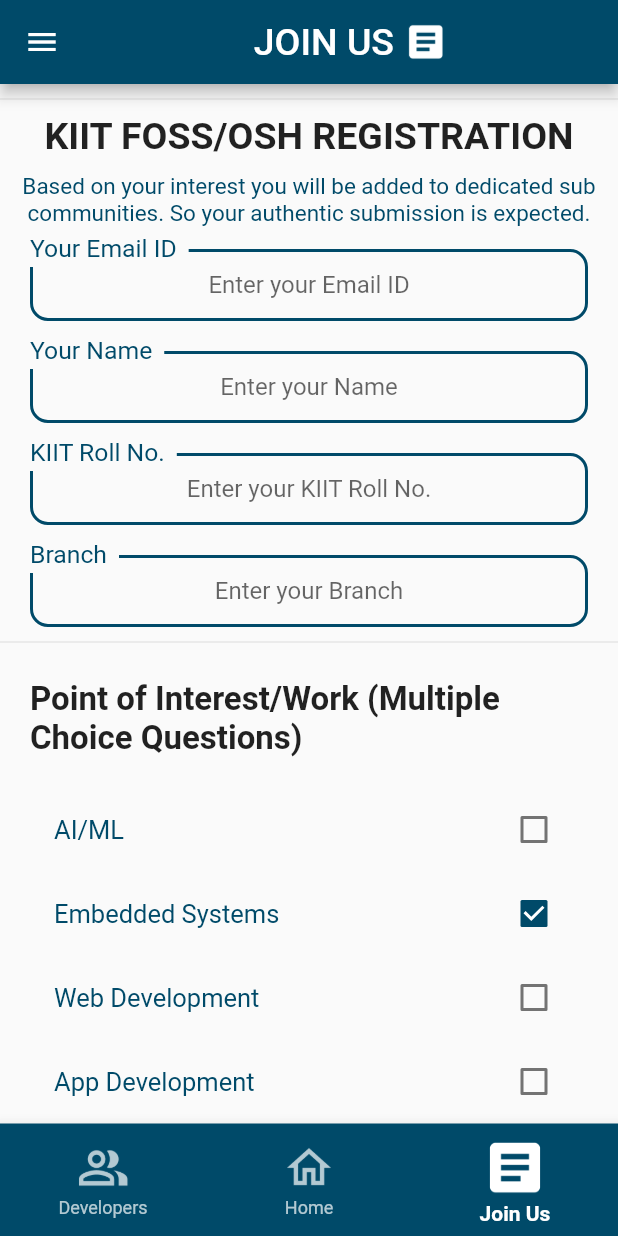
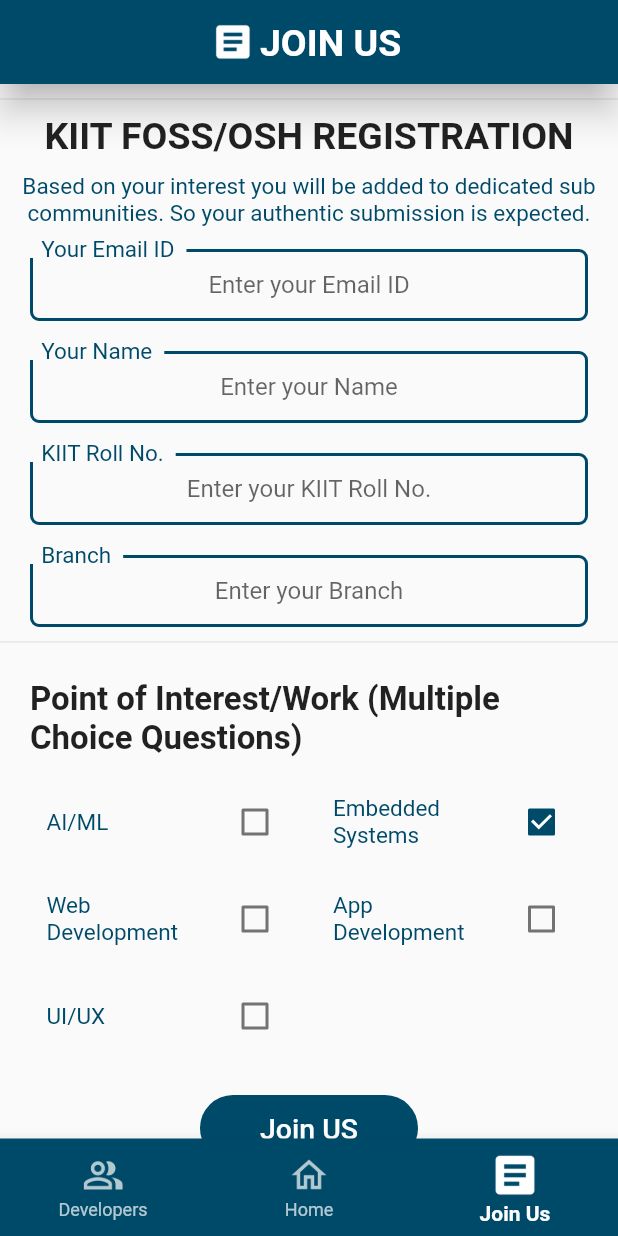
Before and after one commit to kiitfossosh/community-app-flutter, a Flutter app: the screen it shows after launch, item 3 of the bottom bar chosen, after a tap on "Embedded Systems", on a phone screen of 412 x 824 dp. Run offline on Flutter 3.47's test engine with Material 2 defaults, Android fonts, the phone set to English and light mode, and no system bars; our stand-ins replace flutter_custom_clippers.

Commit message:
Design tweaks

```diff
--- a/lib/Layout.dart
+++ b/lib/Layout.dart
@@ -37,29 +37,37 @@
   }
 
   final List<Widget> _children = [Developers(), HomePage(), Joinus()];
+  drawerhome() {
+    if (_currentIndex == 1) return Drawerbar();
+  }
 
   @override
   Widget build(BuildContext context) {
     return Scaffold(
       appBar: AppBar(
-        backgroundColor: Color(0xff004A69),
-        title: Row(
-          crossAxisAlignment: CrossAxisAlignment.center,
-          mainAxisAlignment: MainAxisAlignment.center,
-          children: [
-            Text(
-              _title,
-              style: TextStyle(fontSize: 25),
+          backgroundColor: Color(0xff004A69),
+          elevation: 10,
+          shadowColor: Colors.black,
+          centerTitle: true,
+          title: RichText(
+            text: TextSpan(
+              style: TextStyle(fontSize: 25, fontWeight: FontWeight.bold),
+              children: [
+                WidgetSpan(
+                  child: Container(
+                    padding: const EdgeInsets.only(left: 2.0, right: 3),
+                    child: ImageIcon(
+                      icn,
+                      size: 30,
+                    ),
+                  ),
+                ),
+                TextSpan(text: _title),
+              ],
             ),
-            ImageIcon(
-              icn,
-              size: 30,
-            )
-          ],
-        ),
-      ),
+          )),
       body: _children[_currentIndex],
-      drawer: Drawerbar(),
+      drawer: drawerhome(),
       bottomNavigationBar: BottomNavigationBar(
         backgroundColor: Color(0xff004A69),
         currentIndex: _currentIndex,
@@ -69,7 +77,7 @@
             activeIcon: Icon(Icons.people),
             title: Text(
               'Developers',
-              style: TextStyle(fontSize: 20),
+              style: TextStyle(fontSize: 17),
             ),
           ),
           BottomNavigationBarItem(
@@ -79,7 +87,7 @@
             ),
             title: Text(
               'Home',
-              style: TextStyle(fontSize: 20),
+              style: TextStyle(fontSize: 17),
             ),
           ),
           BottomNavigationBarItem(
@@ -87,15 +95,15 @@
             activeIcon: ImageIcon(AssetImage("assets/icons/join solid tb.png")),
             title: Text(
               'Join Us',
-              style: TextStyle(fontSize: 20),
+              style: TextStyle(fontSize: 17),
             ),
           ),
         ],
         selectedItemColor: Colors.white,
         unselectedItemColor: Colors.white70,
-        unselectedIconTheme: IconThemeData(size: 35),
+        unselectedIconTheme: IconThemeData(size: 28),
         selectedIconTheme: IconThemeData(
-          size: 45,
+          size: 35,
         ),
         selectedLabelStyle: TextStyle(fontWeight: FontWeight.bold),
         onTap: _onItemTapped,
--- a/lib/developers.dart
+++ b/lib/developers.dart
@@ -9,10 +9,13 @@
   @override
   Widget build(BuildContext context) {
     return Container(
-      padding: EdgeInsets.only(top: 20, left: 10, right: 10),
+      padding: EdgeInsets.symmetric(horizontal: 10),
       child: ListView(
         shrinkWrap: true,
         children: [
+          Divider(
+            height: 13,
+          ),
           Text(
             "ANDROID DEVELOPERS",
             textAlign: TextAlign.center,
@@ -36,7 +39,8 @@
                     child: Container(
                       child: Card(
                         child: Container(
-                          padding: EdgeInsets.all(25),
+                          padding:
+                              EdgeInsets.only(left: 25, right: 25, top: 25),
                           child: Column(children: [
                             CircleAvatar(
                               backgroundColor: Colors.blueGrey,
@@ -102,7 +106,8 @@
                     child: Container(
                       child: Card(
                         child: Container(
-                          padding: EdgeInsets.all(25),
+                          padding:
+                              EdgeInsets.only(left: 25, right: 25, top: 25),
                           child: Column(children: [
                             CircleAvatar(
                               backgroundColor: Colors.blueGrey,
--- a/lib/homepage.dart
+++ b/lib/homepage.dart
@@ -15,7 +15,7 @@
                 style: TextStyle(
                     color: Colors.white,
                     fontWeight: FontWeight.w900,
-                    fontSize: 30),
+                    fontSize: 35),
                 textAlign: TextAlign.center,
               ),
             ),
@@ -72,12 +72,15 @@
                   ),
                   Container(child: Image.asset("assets/images/Image2.png"))
                 ])),
-            ClipPath(
-              clipper: WaveClipperTwo(reverse: false),
-              child: Container(
-                height: 60,
-                width: MediaQuery.of(context).size.width,
-                color: Colors.white,
+            Container(
+              color: Colors.white,
+              child: ClipPath(
+                clipper: WaveClipperTwo(reverse: true),
+                child: Container(
+                  height: 60,
+                  width: MediaQuery.of(context).size.width,
+                  color: Color(0xff004A69),
+                ),
               ),
             ),
             Container(
@@ -87,7 +90,7 @@
                 style: TextStyle(
                     color: Colors.white,
                     fontWeight: FontWeight.w900,
-                    fontSize: 30),
+                    fontSize: 35),
                 textAlign: TextAlign.center,
               ),
             ),
@@ -101,13 +104,12 @@
                     height: 430,
                     child: Card(
                       child: Container(
-                        padding:
-                            EdgeInsets.symmetric(horizontal: 25, vertical: 40),
+                        padding: EdgeInsets.only(left: 25, right: 25, top: 60),
                         child: Column(children: [
                           Divider(height: 30),
                           Image.asset("assets/images/app dev.png"),
                           Divider(
-                            height: 70,
+                            height: 130,
                           ),
                           FlatButton(
                             child: Text(
@@ -121,6 +123,7 @@
                                 borderRadius: new BorderRadius.circular(30.0)),
                             color: Colors.black,
                             minWidth: 250,
+                            height: 50,
                             onPressed: () {},
                           )
                         ]),
@@ -144,13 +147,12 @@
                     child: Card(
                       color: Color(0xff7C005A),
                       child: Container(
-                        padding:
-                            EdgeInsets.symmetric(horizontal: 25, vertical: 40),
+                        padding: EdgeInsets.only(left: 25, right: 25, top: 60),
                         child: Column(children: [
                           Divider(height: 40),
                           Image.asset("assets/images/Embedded.png"),
                           Divider(
-                            height: 70,
+                            height: 120,
                           ),
                           FlatButton(
                             child: Text(
@@ -164,6 +166,7 @@
                                 borderRadius: new BorderRadius.circular(30.0)),
                             color: Colors.white,
                             minWidth: 250,
+                            height: 50,
                             onPressed: () {},
                           )
                         ]),
@@ -205,6 +208,7 @@
                                 borderRadius: new BorderRadius.circular(30.0)),
                             color: Color(0xff002B74),
                             minWidth: 250,
+                            height: 50,
                             onPressed: () {},
                           )
                         ]),
@@ -246,6 +250,7 @@
                                 borderRadius: new BorderRadius.circular(30.0)),
                             color: Color(0xffFFB300),
                             minWidth: 250,
+                            height: 50,
                             onPressed: () {},
                           )
                         ]),
--- a/lib/joinus.dart
+++ b/lib/joinus.dart
@@ -20,6 +20,7 @@
           height: 20,
         ),
         Container(
+          padding: EdgeInsets.symmetric(horizontal: 3),
           child: Text(
             "KIIT FOSS/OSH REGISTRATION",
             style: TextStyle(fontWeight: FontWeight.bold, fontSize: 25),
@@ -45,19 +46,20 @@
                 decoration: InputDecoration(
                     contentPadding: const EdgeInsets.symmetric(vertical: 10.0),
                     enabledBorder: OutlineInputBorder(
-                      borderRadius: BorderRadius.all(Radius.circular(12.0)),
+                      borderRadius: BorderRadius.all(Radius.circular(6.0)),
                       borderSide:
                           BorderSide(color: Color(0xff004A69), width: 2),
                     ),
                     focusedBorder: OutlineInputBorder(
-                      borderRadius: BorderRadius.all(Radius.circular(10.0)),
-                      borderSide: BorderSide(color: Color(0xff004A69)),
+                      borderRadius: BorderRadius.all(Radius.circular(6.0)),
+                      borderSide:
+                          BorderSide(color: Color(0xff004A69), width: 3),
                     ),
                     hintText: "Enter your Email ID",
                     floatingLabelBehavior: FloatingLabelBehavior.always,
-                    labelText: "Your Email ID",
+                    labelText: "  Your Email ID",
                     labelStyle: TextStyle(
-                      fontSize: 22,
+                      fontSize: 20,
                       color: Color(0xff004A69),
                     )))),
         Container(
@@ -71,17 +73,17 @@
                 decoration: InputDecoration(
                   contentPadding: const EdgeInsets.symmetric(vertical: 10.0),
                   enabledBorder: OutlineInputBorder(
-                    borderRadius: BorderRadius.all(Radius.circular(12.0)),
+                    borderRadius: BorderRadius.all(Radius.circular(6.0)),
                     borderSide: BorderSide(color: Color(0xff004A69), width: 2),
                   ),
                   focusedBorder: OutlineInputBorder(
-                    borderRadius: BorderRadius.all(Radius.circular(10.0)),
-                    borderSide: BorderSide(color: Color(0xff004A69)),
+                    borderRadius: BorderRadius.all(Radius.circular(6.0)),
+                    borderSide: BorderSide(color: Color(0xff004A69), width: 3),
                   ),
                   hintText: "Enter your Name",
                   floatingLabelBehavior: FloatingLabelBehavior.always,
-                  labelText: "Your Name",
-                  labelStyle: TextStyle(fontSize: 22, color: Color(0xff004A69)),
+                  labelText: "  Your Name",
+                  labelStyle: TextStyle(fontSize: 20, color: Color(0xff004A69)),
                 ))),
         Container(
             padding: EdgeInsets.only(left: 20, bottom: 15, right: 20, top: 5),
@@ -94,19 +96,20 @@
                 decoration: InputDecoration(
                     contentPadding: const EdgeInsets.symmetric(vertical: 10.0),
                     enabledBorder: OutlineInputBorder(
-                      borderRadius: BorderRadius.all(Radius.circular(12.0)),
+                      borderRadius: BorderRadius.all(Radius.circular(6.0)),
                       borderSide:
                           BorderSide(color: Color(0xff004A69), width: 2),
                     ),
                     focusedBorder: OutlineInputBorder(
-                      borderRadius: BorderRadius.all(Radius.circular(10.0)),
-                      borderSide: BorderSide(color: Color(0xff004A69)),
+                      borderRadius: BorderRadius.all(Radius.circular(6.0)),
+                      borderSide:
+                          BorderSide(color: Color(0xff004A69), width: 3),
                     ),
-                    labelText: "KIIT Roll No.",
+                    labelText: "  KIIT Roll No.",
                     floatingLabelBehavior: FloatingLabelBehavior.always,
                     hintText: "Enter your KIIT Roll No.",
                     labelStyle: TextStyle(
-                      fontSize: 22,
+                      fontSize: 20,
                       color: Color(0xff004A69),
                     )))),
         Container(
@@ -120,21 +123,22 @@
                 decoration: InputDecoration(
                   contentPadding: const EdgeInsets.symmetric(vertical: 10.0),
                   enabledBorder: OutlineInputBorder(
-                      borderRadius: BorderRadius.all(Radius.circular(12.0)),
-                      borderSide:
-                          BorderSide(color: Color(0xff004A69), width: 2),
+                    borderRadius: BorderRadius.all(Radius.circular(6.0)),
+                    borderSide: BorderSide(color: Color(0xff004A69), width: 2),
                   ),
                   focusedBorder: OutlineInputBorder(
-                      borderRadius: BorderRadius.all(Radius.circular(10.0)),
-                      borderSide: BorderSide(color: Color(0xff004A69)),
+                    borderRadius: BorderRadius.all(Radius.circular(6.0)),
+                    borderSide: BorderSide(color: Color(0xff004A69), width: 3),
                   ),
                   hintText: "Enter your Branch",
                   floatingLabelBehavior: FloatingLabelBehavior.always,
-                    labelText: "Branch",
+                  labelText: "  Branch",
                   labelStyle: TextStyle(
-                      fontSize: 22,
+                    fontSize: 20,
                     color: Color(0xff004A69),
-                    )))),
+                  ),
+                  //alignLabelWithHint: true
+                ))),
         Divider(
           height: 20,
         ),
@@ -147,13 +151,20 @@
               )),
         ),
         Container(
-            padding: EdgeInsets.all(20),
-            child: Column(
+            padding: EdgeInsets.all(15),
+            child: GridView.count(
+              crossAxisCount: 2,
+              childAspectRatio: 3,
+              crossAxisSpacing: 0.0,
+              mainAxisSpacing: 1.0,
+              primary: true,
+              shrinkWrap: true,
+              physics: NeverScrollableScrollPhysics(),
               children: [
                 CheckboxListTile(
                   title: const Text(
                     'AI/ML',
-                    style: TextStyle(fontSize: 17, color: Color(0xff004A69)),
+                    style: TextStyle(fontSize: 15, color: Color(0xff004A69)),
                   ),
                   activeColor: Color(0xff004A69),
                   value: this.aiml,
@@ -166,7 +177,7 @@
                 CheckboxListTile(
                   title: const Text(
                     'Embedded Systems',
-                    style: TextStyle(fontSize: 17, color: Color(0xff004A69)),
+                    style: TextStyle(fontSize: 15, color: Color(0xff004A69)),
                   ),
                   activeColor: Color(0xff004A69),
                   value: this.embedsys,
@@ -179,7 +190,7 @@
                 CheckboxListTile(
                   title: const Text(
                     'Web Development',
-                    style: TextStyle(fontSize: 17, color: Color(0xff004A69)),
+                    style: TextStyle(fontSize: 15, color: Color(0xff004A69)),
                   ),
                   activeColor: Color(0xff004A69),
                   value: this.webdev,
@@ -192,7 +203,7 @@
                 CheckboxListTile(
                   title: const Text(
                     'App Development',
-                    style: TextStyle(fontSize: 17, color: Color(0xff004A69)),
+                    style: TextStyle(fontSize: 15, color: Color(0xff004A69)),
                   ),
                   activeColor: Color(0xff004A69),
                   value: this.appdev,
@@ -205,7 +216,7 @@
                 CheckboxListTile(
                   title: const Text(
                     'UI/UX',
-                    style: TextStyle(fontSize: 17, color: Color(0xff004A69)),
+                    style: TextStyle(fontSize: 15, color: Color(0xff004A69)),
                   ),
                   activeColor: Color(0xff004A69),
                   value: this.uiux,
```
Lines whose indentation alone changed are shown as unchanged.
